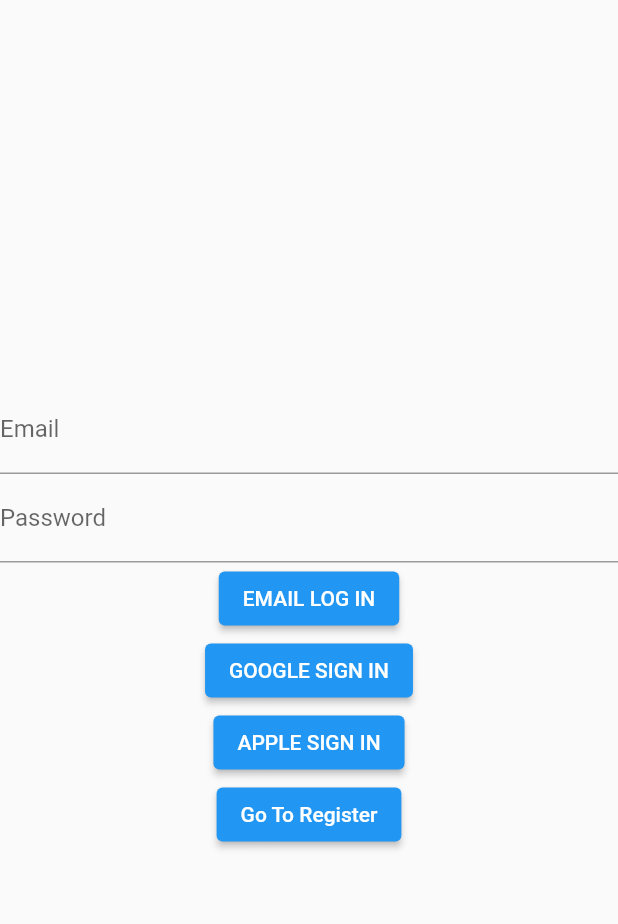
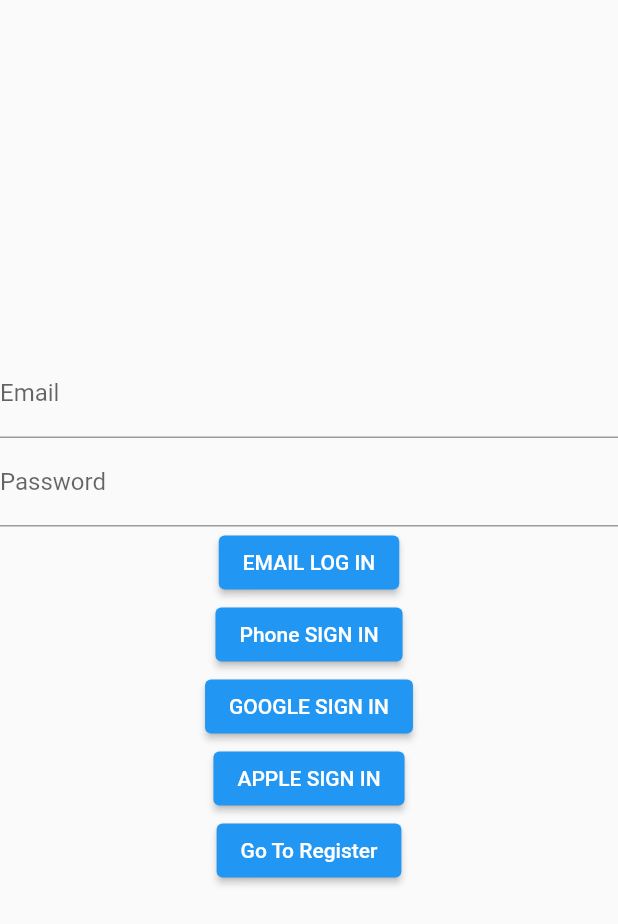
Before and after one commit to rutvik110/Flutter-Firebase-Features-Templates, a Flutter app: the screen it shows after launch, on a phone screen of 412 x 824 dp. Shown: the top 924 px of the screen. Run offline on Flutter 3.47's test engine with Material 2 defaults, Android fonts, the phone set to English and light mode, and no system bars; our stand-ins replace cloud_firestore, firebase_auth, firebase_core, google_sign_in, sign_in_with_apple; accounts and stored records are empty.

Commit message:
otp authentication added

```diff
--- a/lib/main.dart
+++ b/lib/main.dart
@@ -1,8 +1,8 @@
 import 'package:firebase_core/firebase_core.dart';
 import 'package:flutter/material.dart';
-import 'package:flutter_firebase_feature_templates/modules/authentication/view/authroot.dart';
-import 'package:flutter_firebase_feature_templates/modules/home/view/home.dart';
 import 'package:flutter_firebase_feature_templates/routes/app_routes.dart';
+
+import 'routes/router.dart';
 
 void main() async {
   WidgetsFlutterBinding.ensureInitialized();
@@ -18,9 +18,13 @@ class MyApp extends StatelessWidget {
         if (snapshot.hasData) {
           return MaterialApp(
             initialRoute: Routes.AUTHROOT,
-            routes: {
-              Routes.HOME: (context) => const Home(),
-              Routes.AUTHROOT: (context) => const AuthRoot(),
+            onGenerateRoute: generateroute,
+            onUnknownRoute: (route) {
+              return MaterialPageRoute(
+                  builder: (_) => Scaffold(
+                        backgroundColor: Colors.white,
+                        body: Text('data'),
+                      ));
             },
           );
         }
--- a/lib/modules/authentication/controllers/authcontroller.dart
+++ b/lib/modules/authentication/controllers/authcontroller.dart
@@ -27,4 +27,8 @@ class AuthController {
   static Future<AuthResult> loginUserWithEmail(String email, String password) async {
     return AuthAPI.loginUserWithEmail(email, password);
   }
+
+  static Future<AuthResult> loginUserWithPhone(String phone_number, Function otpcallback, [String? resendtoken]) async {
+    return AuthAPI.loginUserWithPhone(phone_number, otpcallback, resendtoken);
+  }
 }
--- a/lib/modules/authentication/view/authroot.dart
+++ b/lib/modules/authentication/view/authroot.dart
@@ -2,7 +2,6 @@ import 'package:firebase_auth/firebase_auth.dart';
 import 'package:flutter/material.dart';
 import 'package:flutter_firebase_feature_templates/modules/authentication/controllers/authcontroller.dart';
 import 'package:flutter_firebase_feature_templates/modules/authentication/view/authwrapper.dart';
-import 'package:flutter_firebase_feature_templates/services/auth/authapi.dart';
 
 class AuthRoot extends StatelessWidget {
   const AuthRoot({Key? key}) : super(key: key);
--- a/lib/modules/authentication/view/login/login.dart
+++ b/lib/modules/authentication/view/login/login.dart
@@ -1,9 +1,17 @@
 import 'package:flutter/material.dart';
 import 'package:flutter_firebase_feature_templates/modules/authentication/controllers/authcontroller.dart';
+import 'package:flutter_firebase_feature_templates/routes/app_routes.dart';
 import 'package:flutter_firebase_feature_templates/utilities/enums.dart';
 import 'package:flutter_firebase_feature_templates/utilities/interfaces/AuthResult.dart';
 import 'package:flutter_firebase_feature_templates/utilities/interfaces/authin.dart';
 import 'package:flutter_firebase_feature_templates/utilities/regx.dart';
+
+enum OTPSTATUS {
+  VERIEFIED,
+  CODESENT,
+  FAILED,
+  TIMEOUT,
+}
 
 class Login extends StatelessWidget implements AuthIn {
   Login({Key? key, this.changescreens}) : super(key: key);
@@ -12,6 +20,21 @@ class Login extends StatelessWidget implements AuthIn {
   final TextEditingController emailcontroller = TextEditingController();
   final TextEditingController passwordcontroller = TextEditingController();
   final Duration duration = const Duration(milliseconds: 300);
+
+  Future<void> otpcallback(OTPSTATUS status) async {
+    switch (status) {
+      case OTPSTATUS.VERIEFIED:
+        break;
+      case OTPSTATUS.CODESENT:
+        break;
+
+      case OTPSTATUS.FAILED:
+        break;
+      case OTPSTATUS.TIMEOUT:
+        break;
+      default:
+    }
+  }
 
   @override
   Widget build(BuildContext context) {
@@ -75,6 +98,12 @@ class Login extends StatelessWidget implements AuthIn {
                   )),
               ElevatedButton(
                 onPressed: () async {
+                  Navigator.pushNamed(context, Routes.OTPLOGIN);
+                },
+                child: const Text('Phone SIGN IN'),
+              ),
+              ElevatedButton(
+                onPressed: () async {
                   AuthResult authResult = await AuthController.loginSocialUser(SOCIALLOGIN.GOOGLE);
 
                   ScaffoldMessenger.of(context).showSnackBar(
--- a/lib/routes/app_routes.dart
+++ b/lib/routes/app_routes.dart
@@ -1,4 +1,9 @@
+import 'package:flutter_firebase_feature_templates/modules/authentication/view/otplogin/enterotp.dart';
+import 'package:flutter_firebase_feature_templates/modules/authentication/view/otplogin/otplogin.dart';
+
 abstract class Routes {
   static const HOME = '/home';
   static const AUTHROOT = '/authroot';
+  static const ENTEROTP = '/enterotp';
+  static const OTPLOGIN = '/otplogin';
 }
--- /dev/null
+++ b/lib/routes/router.dart
@@ -0,0 +1,44 @@
+import 'package:flutter/material.dart';
+import 'package:flutter_firebase_feature_templates/modules/authentication/view/authroot.dart';
+import 'package:flutter_firebase_feature_templates/modules/authentication/view/otplogin/enterotp.dart';
+import 'package:flutter_firebase_feature_templates/modules/authentication/view/otplogin/otplogin.dart';
+import 'package:flutter_firebase_feature_templates/modules/home/view/home.dart';
+
+import 'app_routes.dart';
+
+Route<dynamic> generateroute(RouteSettings settings) {
+  late List<String> arguments;
+  if (settings.arguments != null) {
+    arguments = settings.arguments as List<String>;
+  }
+
+  switch (settings.name) {
+    case Routes.HOME:
+      return MaterialPageRoute(builder: (_) => const Home());
+
+    case Routes.AUTHROOT:
+      return MaterialPageRoute(builder: (_) => const AuthRoot());
+
+    case Routes.OTPLOGIN:
+      return MaterialPageRoute(builder: (_) => OTPLogin());
+
+    case Routes.ENTEROTP:
+      return MaterialPageRoute(
+          builder: (_) => EnterOTP(
+                verification_id: arguments[0],
+                resendtoken: arguments[1],
+                number: arguments[2],
+              ));
+
+    default:
+      return MaterialPageRoute(
+          builder: (_) => Scaffold(
+                backgroundColor: Colors.white,
+                body: Column(
+                  children: [
+                    const Text('No route defined'),
+                  ],
+                ),
+              ));
+  }
+}
```
Also changed, not shown: lib/modules/authentication/view/otplogin/enterotp.dart (added, +74 -0 lines), lib/modules/authentication/view/otplogin/otplogin.dart (added, +71 -0 lines), lib/services/auth/authapi.dart (+59 -1 lines), 1 other file.
